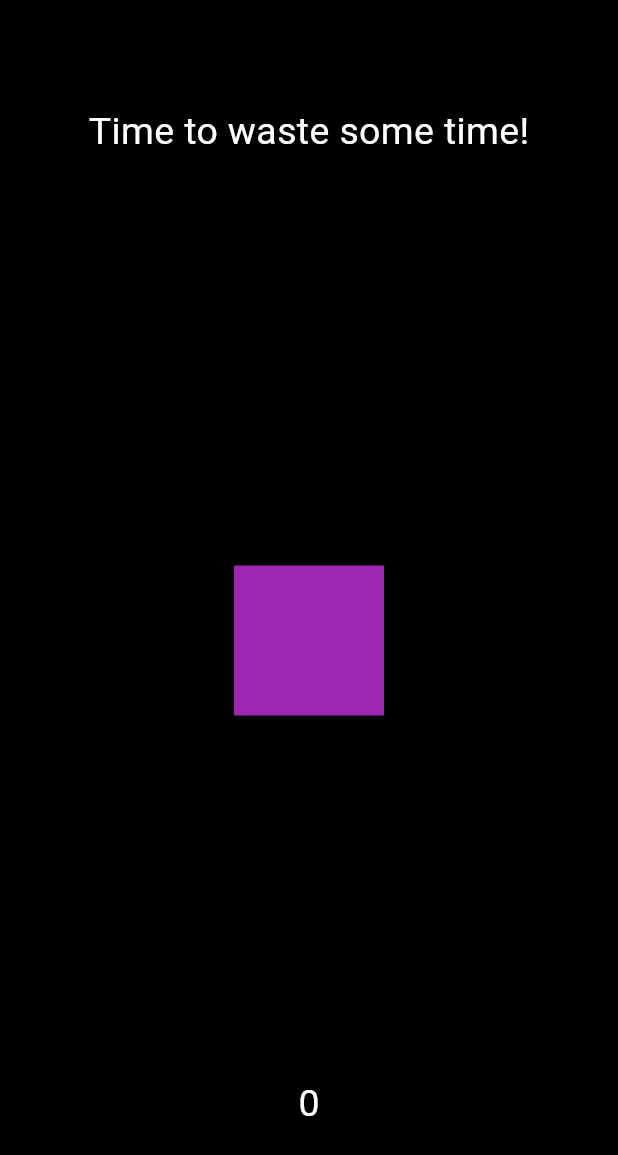
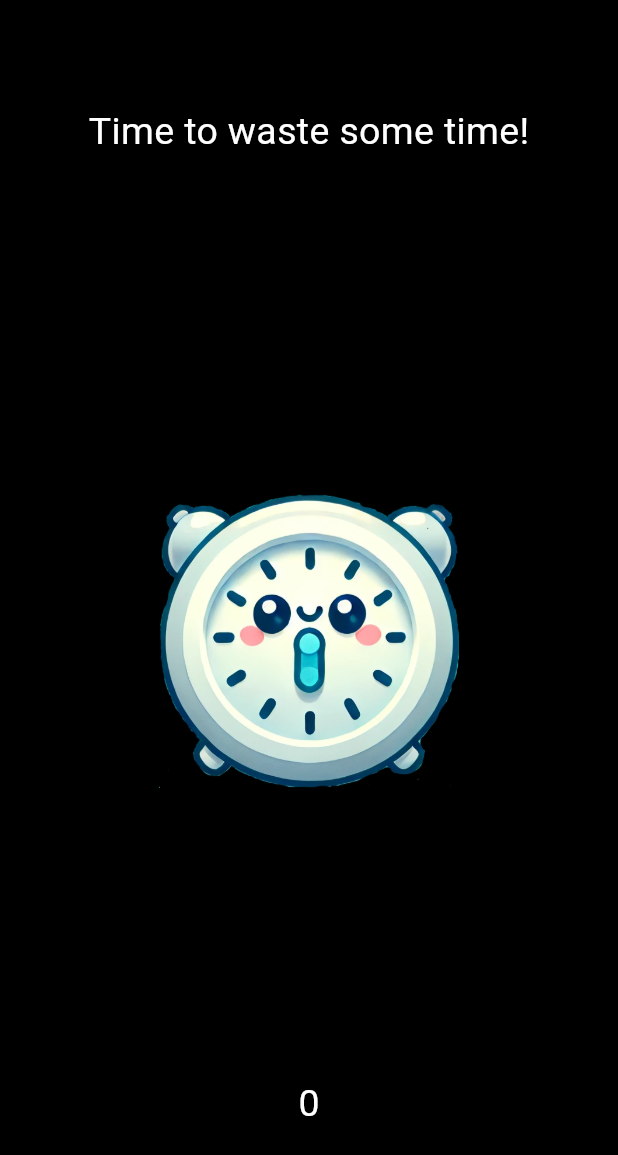
Before and after one commit to emilakerman/time-tapper, a Flutter app: the screen it shows after launch, on a phone screen of 412 x 824 dp. Shown: the top 1155 px of the screen. Run offline on Flutter 3.47's test engine with Material 3 defaults, Android fonts, the phone set to English and light mode, and no system bars.

Commit message:
added little mascot to click on

```diff
--- a/lib/main.dart
+++ b/lib/main.dart
@@ -91,7 +91,7 @@ class _CubeState extends State<Cube> with SingleTickerProviderStateMixin {
           begin: Matrix4.translationValues(0, 15, 0), end: Matrix4.identity())
       .animate(controller);
 
-  double size = 100;
+  double size = 200;
   @override
   Widget build(BuildContext context) {
     return Center(
@@ -99,7 +99,7 @@ class _CubeState extends State<Cube> with SingleTickerProviderStateMixin {
         onTap: () {
           controller.forward().whenComplete(() {
             controller.reverse();
-            size = 100;
+            size = 200;
           });
           widget.click();
           setState(() {
@@ -108,9 +108,9 @@ class _CubeState extends State<Cube> with SingleTickerProviderStateMixin {
         },
         child: AnimatedContainer(
           transform: animation.value,
-          color: Colors.purple,
           duration: controller.duration!,
-          child: SizedBox(
+          child: Image.asset(
+            'assets/clickthisguy.png',
             height: size,
             width: size,
           ),
--- a/pubspec.yaml
+++ b/pubspec.yaml
@@ -17,3 +17,5 @@ dev_dependencies:
 
 flutter:
   uses-material-design: true
+  assets:
+  - assets/
```
Also changed, not shown: assets/clickthisguy.png (added).
